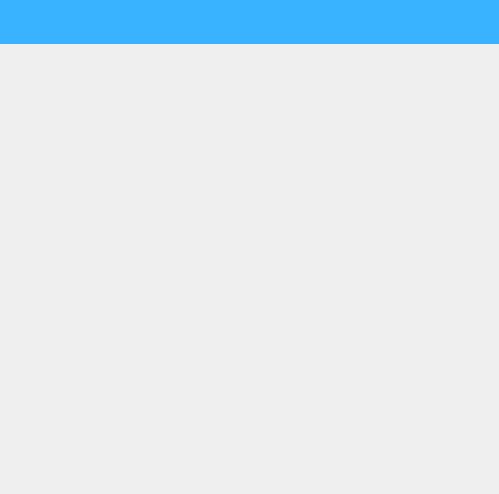
This is pages/RoomList.ui in wps139hf/app as Qt 5 draws it before an edit. The edited form follows.
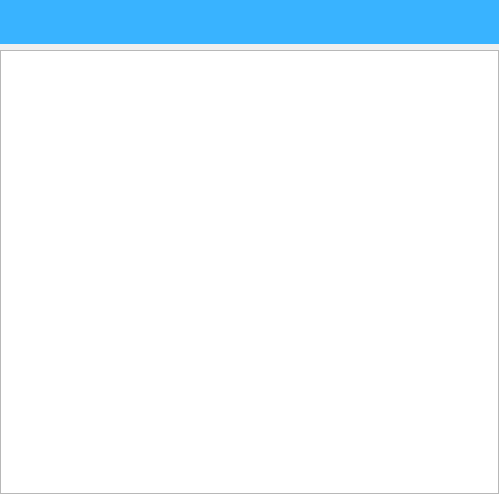
This is the edited form. Custom widgets are drawn as their Qt base class.

The edit to the form file:
```diff
--- a/pages/RoomList.ui
+++ b/pages/RoomList.ui
@@ -13,6 +13,20 @@
   <property name="windowTitle">
    <string>Form</string>
   </property>
+  <layout class="QVBoxLayout" name="verticalLayout">
+   <property name="leftMargin">
+    <number>0</number>
+   </property>
+   <property name="topMargin">
+    <number>0</number>
+   </property>
+   <property name="rightMargin">
+    <number>0</number>
+   </property>
+   <property name="bottomMargin">
+    <number>0</number>
+   </property>
+   <item>
   <widget class="TitleBar" name="titleBar" native="true">
    <property name="geometry">
     <rect>
@@ -32,6 +46,11 @@
     <string notr="true">background-color: rgb(57, 179, 255);</string>
    </property>
   </widget>
+   </item>
+   <item>
+    <widget class="QListWidget" name="list"/>
+   </item>
+  </layout>
  </widget>
  <customwidgets>
   <customwidget>
```
Left out of the diff: 8 changed lines with no effect on the pictures. Lines whose indentation alone changed are shown as unchanged.
